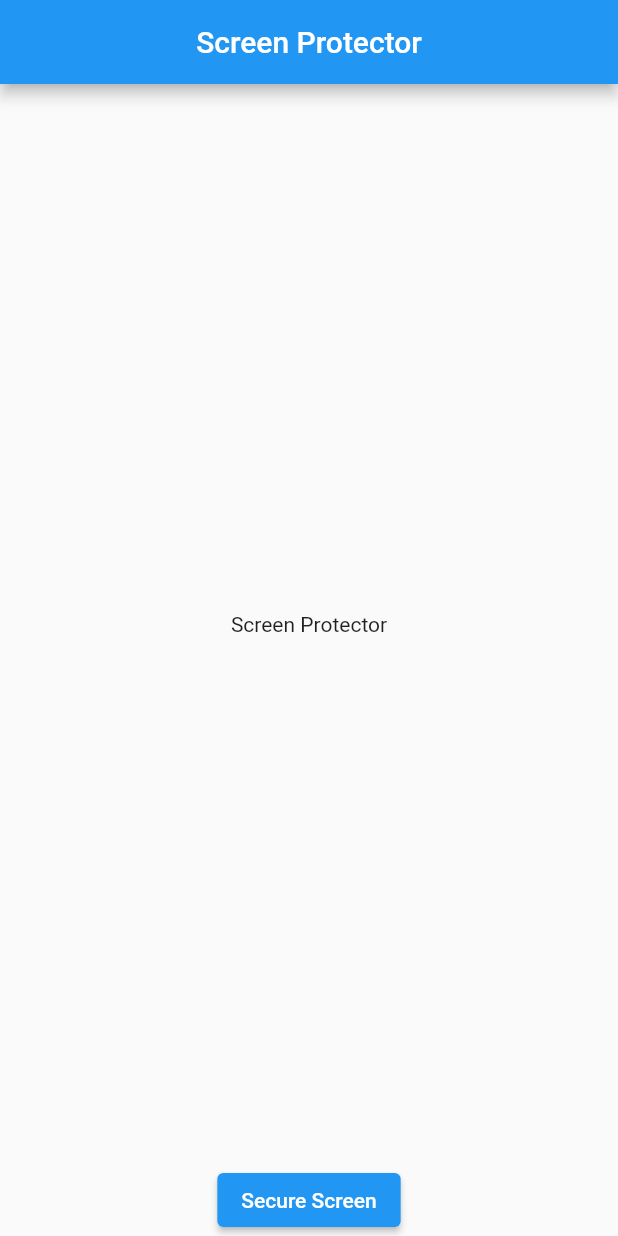
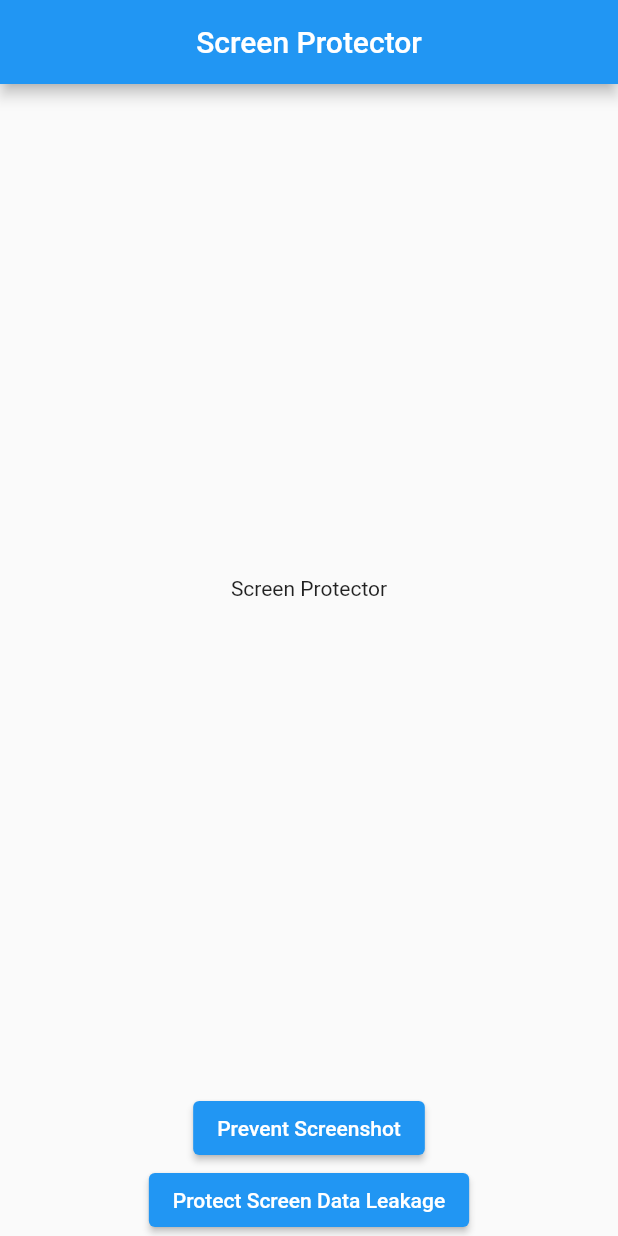
Before and after one commit to prongbang/screen_protector, a Flutter app: the screen it shows after launch, on a phone screen of 412 x 824 dp. Run offline on Flutter 3.47's test engine with Material 2 defaults, Android fonts, the phone set to English and light mode, and no system bars.

Commit message:
Update document

```diff
--- a/example/lib/my_app.dart
+++ b/example/lib/my_app.dart
@@ -1,46 +1,9 @@
 import 'package:flutter/material.dart';
-import 'package:screen_protector/lifecycle/lifecycle_state.dart';
-import 'package:screen_protector/screen_protector.dart';
-import 'package:screen_protector_example/main_page.dart';
 import 'package:screen_protector_example/router/routers.dart';
+import 'package:screen_protector_example/screen/main_page.dart';
 
-class MyApp extends StatefulWidget {
+class MyApp extends StatelessWidget {
   const MyApp({Key? key}) : super(key: key);
-
-  @override
-  State<MyApp> createState() => _MyAppState();
-}
-
-class _MyAppState extends LifecycleState<MyApp> {
-  @override
-  void initState() {
-    // For iOS only.
-    _protectDataLeakageWithColor();
-    super.initState();
-  }
-
-  @override
-  void onResumed() {
-    // For Android only.
-    _protectDataLeakageAndPreventScreenshotOff();
-    super.onResumed();
-  }
-
-  @override
-  void onPaused() {
-    // For Android only.
-    _protectDataLeakagePreventScreenshotOn();
-    super.onPaused();
-  }
-
-  void _protectDataLeakageWithColor() async =>
-      await ScreenProtector.protectDataLeakageWithColor(Colors.white);
-
-  void _protectDataLeakageAndPreventScreenshotOff() async =>
-      await ScreenProtector.protectDataLeakageOff();
-
-  void _protectDataLeakagePreventScreenshotOn() async =>
-      await ScreenProtector.protectDataLeakageOn();
 
   @override
   Widget build(BuildContext context) {
--- a/example/lib/router/routers.dart
+++ b/example/lib/router/routers.dart
@@ -1,12 +1,19 @@
 import 'package:flutter/material.dart';
-import 'package:screen_protector_example/prevent_screenshot_page.dart';
+import 'package:screen_protector_example/screen/prevent_screenshot_page.dart';
+import 'package:screen_protector_example/screen/protect_data_leakage_page.dart';
 import 'package:screen_protector_example/transition/transition.dart';
 
 class AppRouters {
   static RouteFactory? routes() {
     return (settings) => {
-          "/prevent-screenshot":
-              nextTransition(settings, const PreventScreenshotPage()),
+          "/prevent-screenshot": nextTransition(
+            settings,
+            const PreventScreenshotPage(),
+          ),
+          "/protect-data-leakage": nextTransition(
+            settings,
+            const ProtectDataLeakagePage(),
+          ),
         }[settings.name];
   }
 }
--- a/example/lib/main_page.dart
+++ b/example/lib/screen/main_page.dart
@@ -22,8 +22,14 @@ class MainPage extends StatelessWidget {
               onPressed: () {
                 Navigator.pushNamed(context, '/prevent-screenshot');
               },
-              child: const Text('Secure Screen'),
+              child: const Text('Prevent Screenshot'),
             ),
+            ElevatedButton(
+              onPressed: () {
+                Navigator.pushNamed(context, '/protect-data-leakage');
+              },
+              child: const Text('Protect Screen Data Leakage'),
+            )
           ],
         ),
       ),
--- a/example/pubspec.yaml
+++ b/example/pubspec.yaml
@@ -6,7 +6,7 @@ description: Demonstrates how to use the screen_protector plugin.
 publish_to: 'none' # Remove this line if you wish to publish to pub.dev
 
 environment:
-  sdk: ">=2.15.1 <3.0.0"
+  sdk: ">=2.18.1 <3.0.0"
 
 # Dependencies specify other packages that your package needs in order to work.
 # To automatically upgrade your package dependencies to the latest versions
@@ -28,7 +28,7 @@ dependencies:
 
   # The following adds the Cupertino Icons font to your application.
   # Use with the CupertinoIcons class for iOS style icons.
-  cupertino_icons: ^1.0.2
+  cupertino_icons: ^1.0.5
 
 dev_dependencies:
   flutter_test:
```
Also changed, not shown: example/lib/screen/prevent_screenshot_page.dart (renamed from example/lib/prevent_screenshot_page.dart, +13 -22 lines), example/lib/screen/protect_data_leakage_page.dart (added, +46 -0 lines), lib/screen_protector.dart (+9 -10 lines), example/pubspec.lock, 4 other files.
